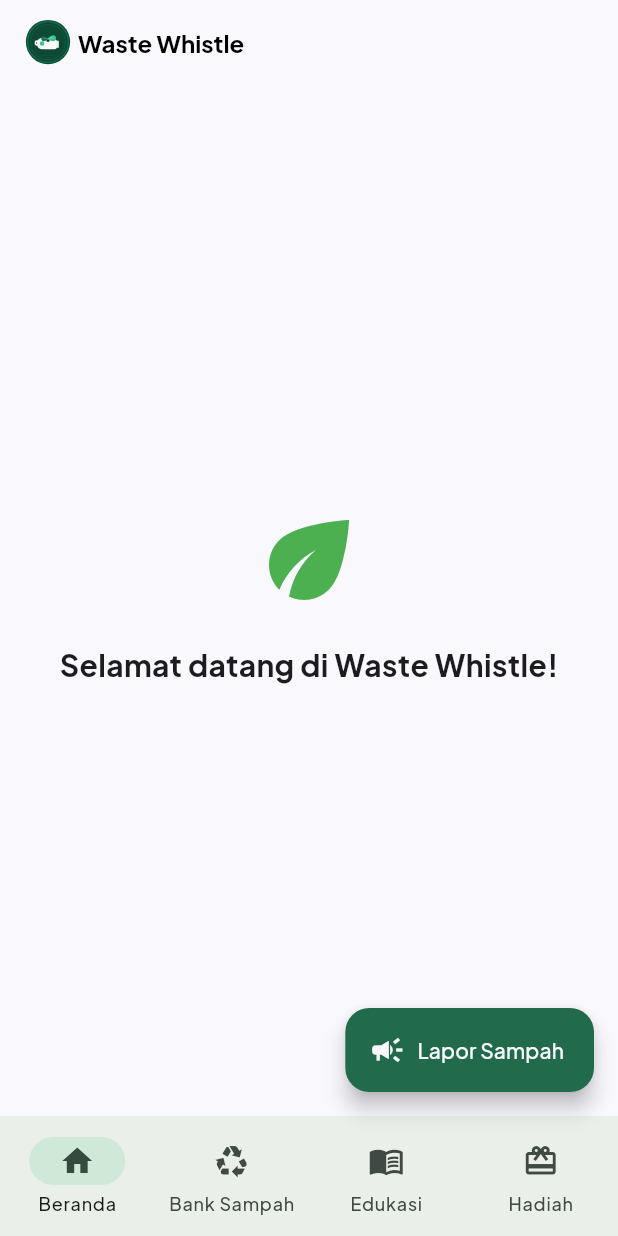
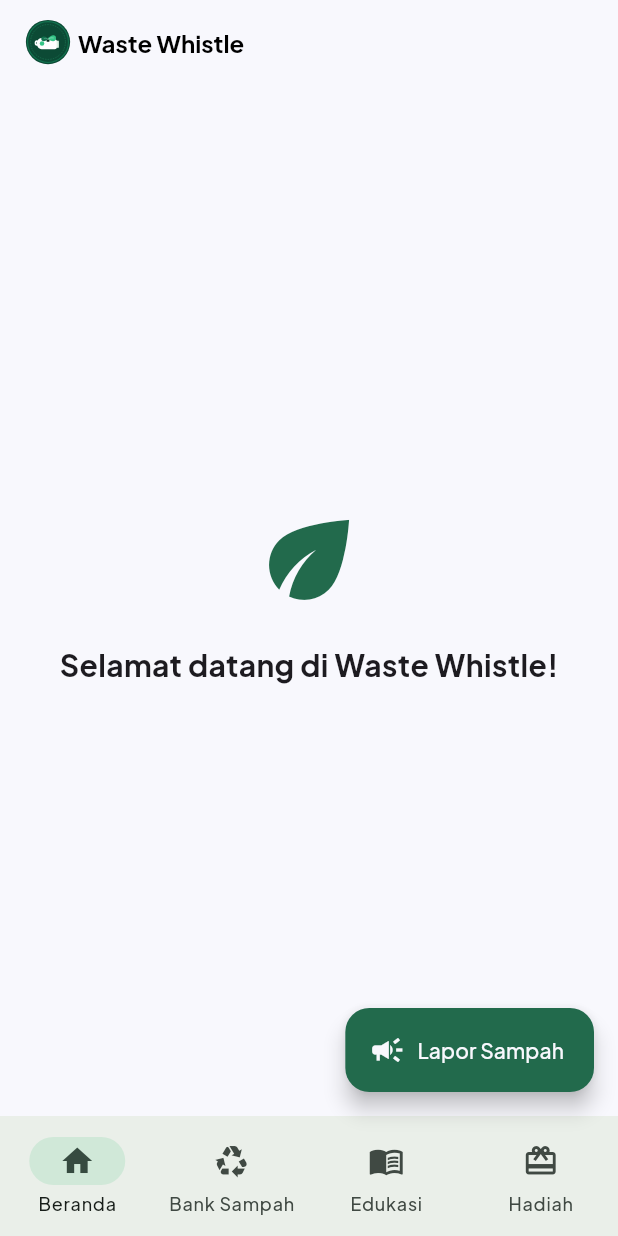
Before and after one commit to pbp-kelompok-b9/WasteWhistle_Mobile, a Flutter app: the screen it shows after launch, on a phone screen of 412 x 824 dp. Run offline on Flutter 3.47's test engine with Material 3 defaults, Android fonts, the phone set to English and light mode, and no system bars; our stand-ins replace flutter_svg, google_fonts, material_ui.

Commit message:
feat: ganti warna icon dan method untuk styling text.

```diff
--- a/lib/screens/menu.dart
+++ b/lib/screens/menu.dart
@@ -50,7 +50,7 @@ class _MyHomePageState extends State<MyHomePage> {
               Text
               (
               "Waste Whistle",
-              style: GoogleFonts.plusJakartaSans
+              style: TextStyle
               (
                 fontSize: 16,
                 fontWeight: FontWeight.bold,
@@ -95,11 +95,11 @@ class HomeContent extends StatelessWidget {
 
   @override
   Widget build(BuildContext context) {
-    return const Center(
+    return Center(
       child: Column(
         mainAxisSize: MainAxisSize.min,
         children: [
-          Icon(Icons.eco, size: 80, color: Colors.green),
+          Icon(Icons.eco, size: 80, color: Theme.of(context).colorScheme.primary),
           SizedBox(height: 16),
           Text(
             'Selamat datang di Waste Whistle!',
```
